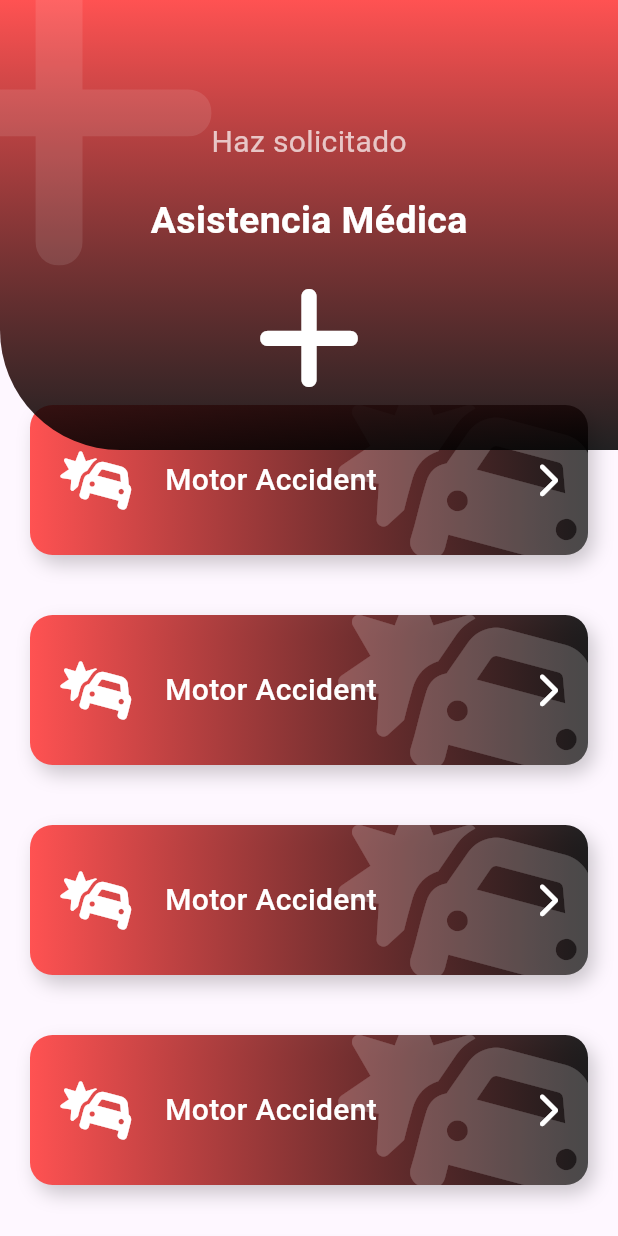
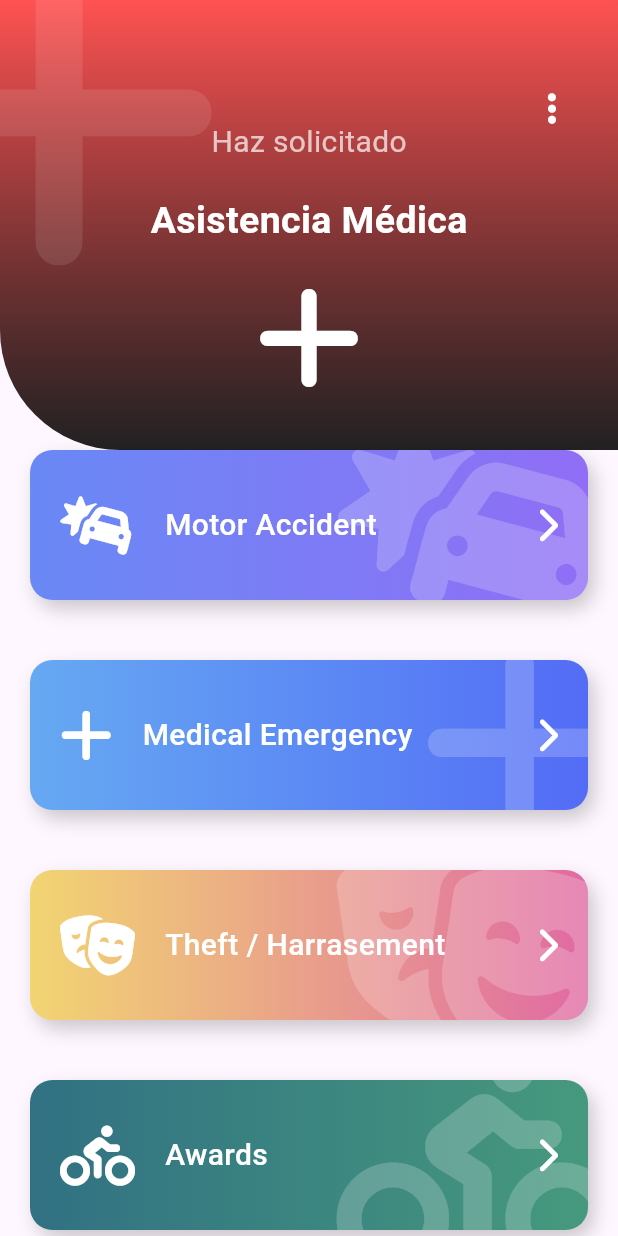
Before and after one commit to Neno2113/custom_painter, a Flutter app: the screen it shows after launch, on a phone screen of 412 x 824 dp. Run offline on Flutter 3.47's test engine with Material 3 defaults, Android fonts, the phone set to English and light mode, and no system bars; our stand-ins replace flutter_svg, font_awesome_flutter.

Commit message:
Refactor EmergencyScreen to utilize FatButton for dynamic item mapping and enhance layout structure

```diff
--- a/lib/presentation/screens/emergency_screen.dart
+++ b/lib/presentation/screens/emergency_screen.dart
@@ -35,22 +35,49 @@ class EmergencyScreen extends StatelessWidget {
       ItemBoton( FontAwesomeIcons.personBiking, 'Awards', const Color(0xff317183), const Color(0xff46997D) ),
     ];
 
+    List<Widget> itemMap = items.map((item) => FatButton(
+      text: item.texto,
+      icon: item.icon,
+      color1: item.color1,
+      color2: item.color2,
+      onPress: (){
+        print('Motor Accident');
+      },
+    )).toList();
+
     return Scaffold(
       // backgroundColor: Colors.redAccent,
       body: Stack(
         children: [
-          ListView(
+          Container(
+            margin: const EdgeInsets.only(top: 200),
+            child: ListView(
+              physics: const BouncingScrollPhysics(),
             children: [
-            const SizedBox( height: 250,),
-            const FatButtonTemp(),
-            const FatButtonTemp(),
-            const FatButtonTemp(),
-            const FatButtonTemp(),
-            const FatButtonTemp(),
-            const FatButtonTemp(),
-            const FatButtonTemp(),
+              const SizedBox( height: 80,),
+              ...itemMap
             ],
                     ),
+          ),
+          const _Header(),
+        ],
+      ),
+    );
+  }
+}
+
+class _Header extends StatelessWidget {
+
+
+  const _Header({
+    super.key,
+  });
+
+  @override
+  Widget build(BuildContext context) {
+    return Stack(
+      children: [
+
         const IconHeader(
           icon: FontAwesomeIcons.plus,
           title: 'Asistencia Médica',
@@ -58,8 +85,21 @@ class EmergencyScreen extends StatelessWidget {
           color1: Colors.redAccent,
           color2: Colors.black87,
         ),
+
+        Positioned(
+          right: 0,
+          top: 45,
+          child: RawMaterialButton(
+            onPressed: (){},
+            shape: const CircleBorder(),
+            padding: const EdgeInsets.all(15),
+            child:
+            const FaIcon(
+              FontAwesomeIcons.ellipsisVertical, color: Colors.white,
+            )
+          ),
+        )
       ],
-      ),
     );
   }
 }
--- a/lib/presentation/widgets/fat_button.dart
+++ b/lib/presentation/widgets/fat_button.dart
@@ -25,7 +25,7 @@ class FatButton extends StatelessWidget {
       onTap: onPress as GestureTapCallback,
       child: Stack(
         children: [
-          _FatButtonBackground(color1, color2),
+          _FatButtonBackground(color1, color2, icon),
 
           Row(
             mainAxisAlignment: MainAxisAlignment.center,
@@ -46,10 +46,11 @@ class FatButton extends StatelessWidget {
 
 class _FatButtonBackground extends StatelessWidget {
 
-   final Color color1;
+  final IconData icon;
+  final Color color1;
   final Color color2;
 
-  const _FatButtonBackground(this.color1, this.color2);
+  const _FatButtonBackground(this.color1, this.color2, this.icon);
 
   @override
   Widget build(BuildContext context) {
@@ -81,7 +82,7 @@ class _FatButtonBackground extends StatelessWidget {
         child: Stack(
           children: [
             Positioned(
-              child: FaIcon( FontAwesomeIcons.carBurst, size: 150, color: Colors.white.withOpacity(0.2),),
+              child: FaIcon( icon, size: 150, color: Colors.white.withOpacity(0.2),),
               top: -20,
               right: -20,
             )
```
Also changed, not shown: lib/presentation/labs/slideshow_screen.dart (+4 -4 lines), pubspec.lock. Lines whose indentation alone changed are shown as unchanged.
